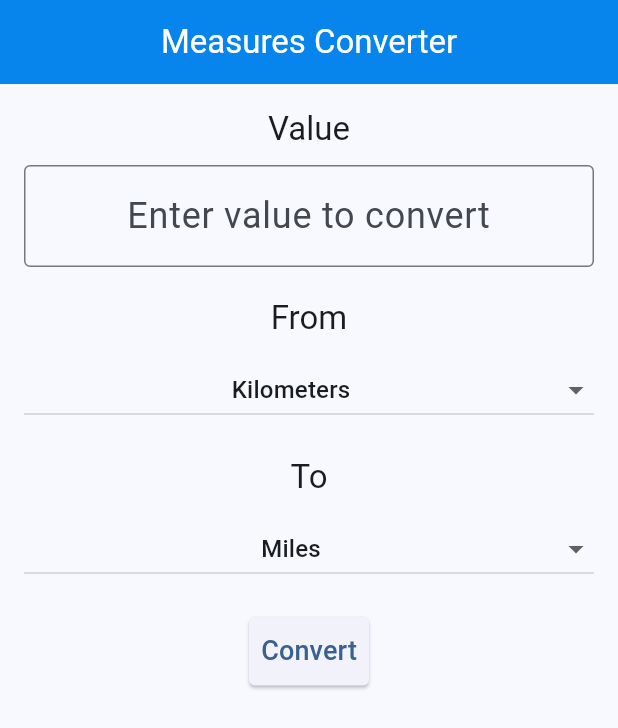
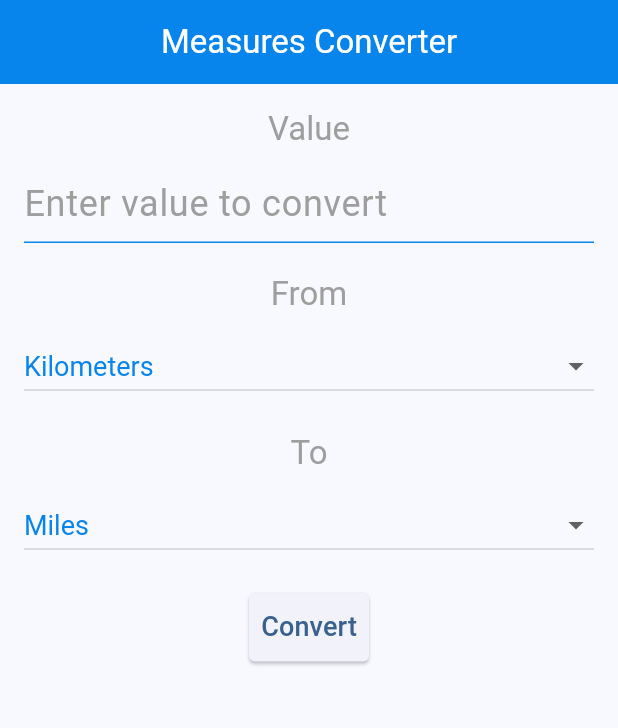
Before and after one commit to sbhandari30903/MSCS-533_Assignment1, a Flutter app: the screen it shows after launch, on a phone screen of 412 x 824 dp. Shown: the top 728 px of the screen. Run offline on Flutter 3.47's test engine with Material 3 defaults, Android fonts, the light colour scheme and no system bars.

Commit message:
Updated Main.dart to make the UI look like the assignment.

```diff
--- a/conversion/lib/main.dart
+++ b/conversion/lib/main.dart
@@ -115,37 +115,72 @@ class _ConversionPageState extends State<ConversionPage> {
             // Input value card
             Text(
               'Value',
-              style: Theme.of(context).textTheme.titleLarge,
+              style: Theme.of(context).textTheme.titleLarge?.copyWith(
+                color: Colors.grey, // Changed text color to grey
+              ),
               textAlign: TextAlign.center,
             ),
             const SizedBox(height: 10),
             TextField(
               controller: _inputController,
               keyboardType: TextInputType.number,
-              textAlign: TextAlign.center,
-              style: const TextStyle(fontSize: 24),
-              decoration: const InputDecoration(
-                border: OutlineInputBorder(),
+              textAlign: TextAlign.left, // Changed from center to left
+              style: const TextStyle(
+                fontSize: 24,
+                color: Color.fromARGB(
+                  255,
+                  8,
+                  133,
+                  236,
+                ), // Added blue color for input text
+              ),
+              decoration: InputDecoration(
+                border: UnderlineInputBorder(
+                  borderSide: BorderSide(
+                    color: const Color.fromARGB(255, 8, 133, 236),
+                  ),
+                ),
+                enabledBorder: UnderlineInputBorder(
+                  borderSide: BorderSide(
+                    color: const Color.fromARGB(255, 8, 133, 236),
+                  ),
+                ),
+                focusedBorder: UnderlineInputBorder(
+                  borderSide: BorderSide(
+                    color: const Color.fromARGB(255, 8, 133, 236),
+                    width: 2,
+                  ),
+                ),
                 hintText: 'Enter value to convert',
+                hintStyle: TextStyle(
+                  color: Colors.grey,
+                ), // Optional: style for hint text
               ),
             ),
             const SizedBox(height: 20),
             // Unit selection card
             Text(
               'From',
-              style: Theme.of(context).textTheme.titleLarge,
+              style: Theme.of(context).textTheme.titleLarge?.copyWith(
+                color: Colors.grey, // Changed text color to grey
+              ),
               textAlign: TextAlign.center,
             ),
             const SizedBox(height: 10),
             DropdownButton<String>(
               value: fromUnit,
               isExpanded: true,
-              alignment: Alignment.center,
+              alignment: Alignment.centerLeft, // Change to left alignment
+              style: const TextStyle(
+                fontSize: 18,
+                color: Color.fromARGB(255, 8, 133, 236), // Add blue color
+              ),
               items:
                   getAllUnits().map((String unit) {
                     return DropdownMenuItem<String>(
                       value: unit,
-                      alignment: Alignment.center,
+                      alignment:
+                          Alignment.centerLeft, // Change to left alignment
                       child: Text(unit),
                     );
                   }).toList(),
@@ -154,19 +189,26 @@ class _ConversionPageState extends State<ConversionPage> {
             const SizedBox(height: 20),
             Text(
               'To',
-              style: Theme.of(context).textTheme.titleLarge,
+              style: Theme.of(context).textTheme.titleLarge?.copyWith(
+                color: Colors.grey, // Changed text color to grey
+              ),
               textAlign: TextAlign.center,
             ),
             const SizedBox(height: 10),
             DropdownButton<String>(
               value: toUnit,
               isExpanded: true,
-              alignment: Alignment.center,
+              alignment: Alignment.centerLeft, // Change to left alignment
+              style: const TextStyle(
+                fontSize: 18,
+                color: Color.fromARGB(255, 8, 133, 236), // Add blue color
+              ),
               items:
                   measures[getMeasureType(fromUnit)]?.map((String unit) {
                     return DropdownMenuItem<String>(
                       value: unit,
-                      alignment: Alignment.center,
+                      alignment:
+                          Alignment.centerLeft, // Change to left alignment
                       child: Text(unit),
                     );
                   }).toList(),
@@ -207,7 +249,9 @@ class _ConversionPageState extends State<ConversionPage> {
             if (result.isNotEmpty)
               Text(
                 '${_inputController.text} $fromUnit are $result $toUnit',
-                style: Theme.of(context).textTheme.headlineSmall,
+                style: Theme.of(context).textTheme.headlineSmall?.copyWith(
+                  color: Colors.grey, // Added grey color for result text
+                ),
                 textAlign: TextAlign.center,
               ),
           ],
```
